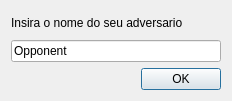
This is Napoleao/Interface/escreve_nome_adversario.ui in gianricardo/prog3 as Qt 5 draws it before an edit. The edited form follows.
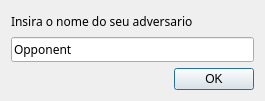
This is the edited form.

The edit to the form file:
```diff
--- a/Napoleao/Interface/escreve_nome_adversario.ui
+++ b/Napoleao/Interface/escreve_nome_adversario.ui
@@ -6,7 +6,7 @@
    <rect>
     <x>0</x>
     <y>0</y>
-    <width>232</width>
+    <width>265</width>
     <height>101</height>
    </rect>
   </property>
@@ -16,6 +16,11 @@
   <layout class="QGridLayout" name="gridLayout">
    <item row="1" column="0">
     <widget class="QLineEdit" name="e_escreve_nome_adversario">
+     <property name="font">
+      <font>
+       <family>MathJax_Typewriter</family>
+      </font>
+     </property>
      <property name="text">
       <string>Opponent</string>
      </property>
@@ -33,6 +38,11 @@
    </item>
    <item row="0" column="0">
     <widget class="QLabel" name="l_escreve_nome_adversario">
+     <property name="font">
+      <font>
+       <family>MathJax_Typewriter</family>
+      </font>
+     </property>
      <property name="text">
       <string>Insira o nome do seu adversario</string>
      </property>
```
Left out of the diff: 2 changed lines with no effect on the pictures.
